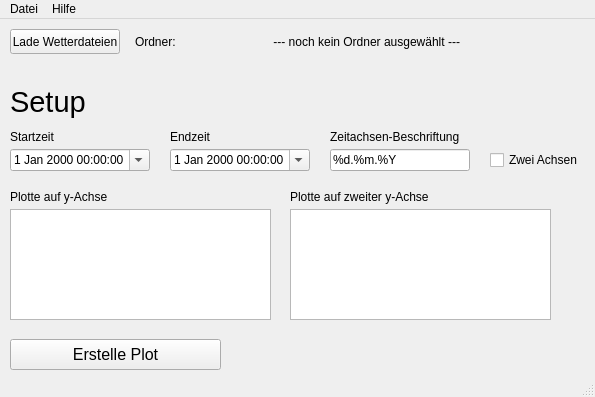
This is WeatherProgram.ui in aliemen/WeatherDataVisualization as Qt 5 draws it before an edit. The edited form follows.
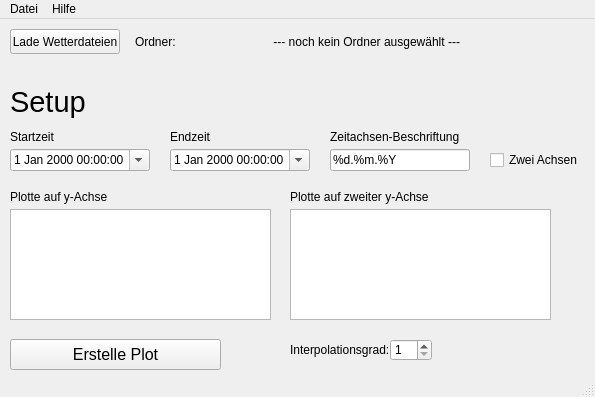
This is the edited form. Icons and pictures are not drawn.

Diff of the .ui file:
```diff
--- a/WeatherProgram.ui
+++ b/WeatherProgram.ui
@@ -275,6 +275,35 @@
      <enum>QAbstractItemView::MultiSelection</enum>
     </property>
    </widget>
+   <widget class="QLabel" name="label_7">
+    <property name="geometry">
+     <rect>
+      <x>290</x>
+      <y>320</y>
+      <width>101</width>
+      <height>22</height>
+     </rect>
+    </property>
+    <property name="text">
+     <string>Interpolationsgrad:</string>
+    </property>
+   </widget>
+   <widget class="QSpinBox" name="spinBoxInterpDegree">
+    <property name="geometry">
+     <rect>
+      <x>390</x>
+      <y>320</y>
+      <width>42</width>
+      <height>22</height>
+     </rect>
+    </property>
+    <property name="minimum">
+     <number>1</number>
+    </property>
+    <property name="maximum">
+     <number>15</number>
+    </property>
+   </widget>
   </widget>
   <widget class="QMenuBar" name="menubar">
    <property name="geometry">
```
Left out of the diff: 21 changed lines with no effect on the pictures.
